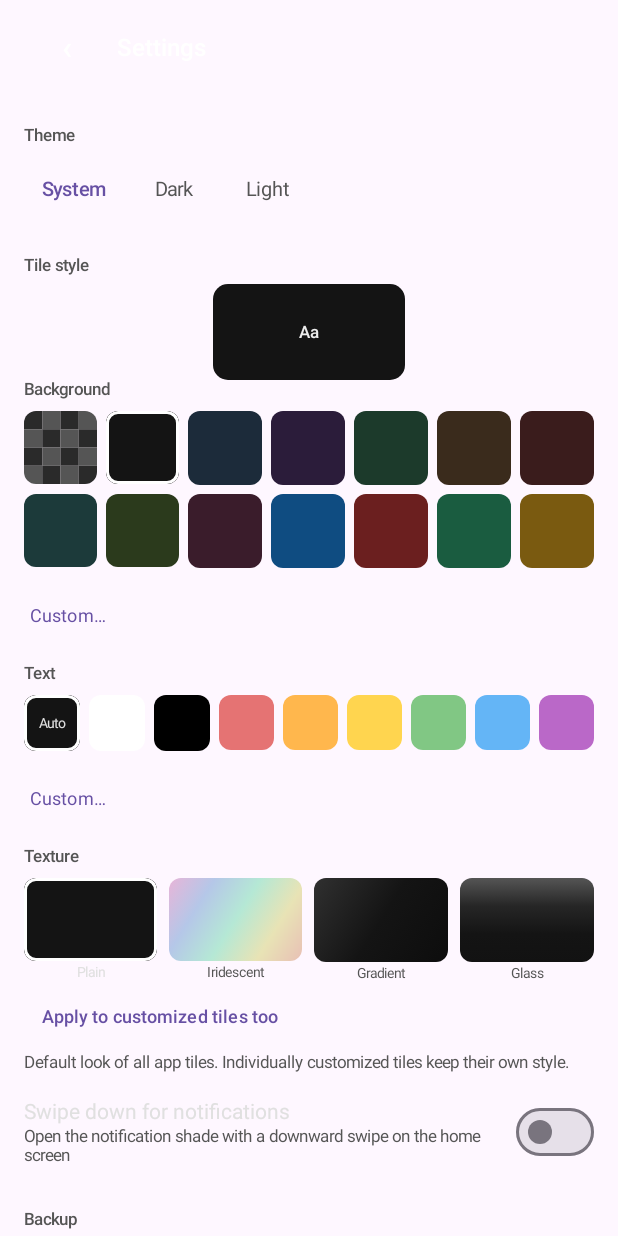
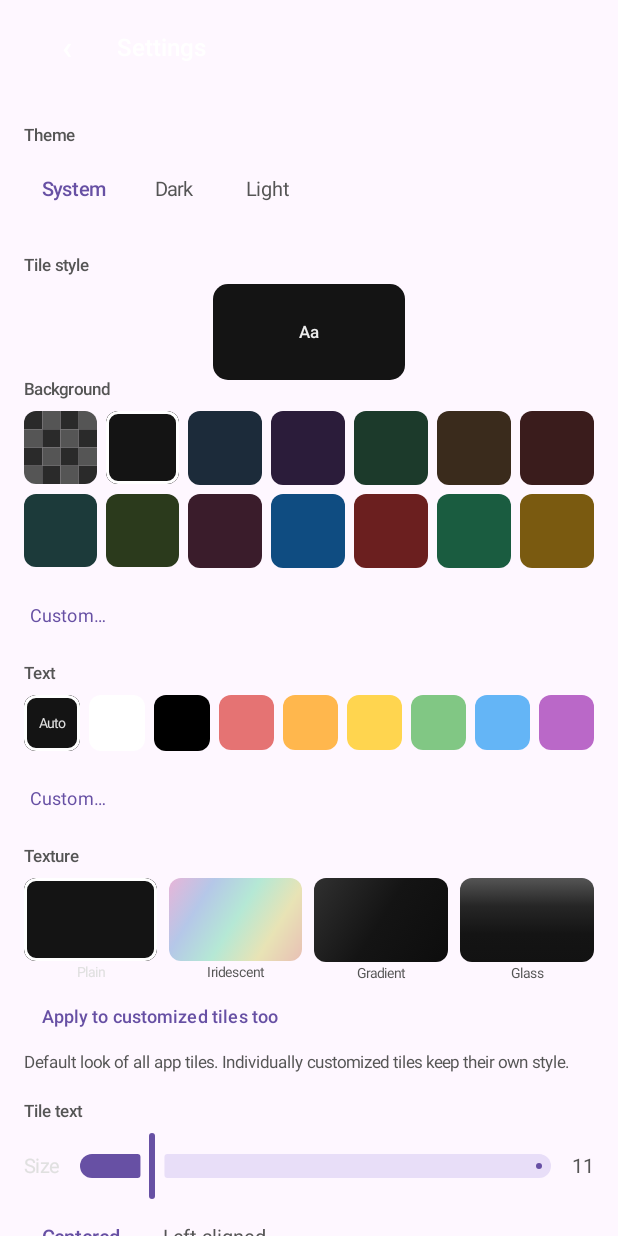
Before and after one commit to MatthieuGrr/quedalle-launcher, an Android app built with Jetpack Compose: the composable SettingsScreen called with empty values, on a phone screen of 412 x 824 dp. Run offline under Robolectric (Android 15) with nearby library versions, the phone set to English and light mode, and no system bars.

Commit message:
feat: adjustable tile text (size, alignment, weight) and launch failure message (v2.3)
Closes #12.

Co-Authored-By: Claude Fable 5.2 <noreply@anthropic.com>
Claude-Session: https://claude.ai/code/session_01LW5d9QJYDvuzqf6eQuhLEo

```diff
--- a/app/build.gradle.kts
+++ b/app/build.gradle.kts
@@ -15,8 +15,8 @@ android {
         applicationId = "dev.mlg.quedalle"
         minSdk = 26
         targetSdk = 36
-        versionCode = 9
-        versionName = "2.2.1"
+        versionCode = 10
+        versionName = "2.3"
     }
 
     buildTypes {
--- a/app/src/main/java/dev/mlg/quedalle/data/TileCodec.kt
+++ b/app/src/main/java/dev/mlg/quedalle/data/TileCodec.kt
@@ -65,6 +65,9 @@ data class LayoutBackup(
     val globalBackground: Int? = null,
     val globalTextColor: Int? = null,
     val globalTexture: String? = null,
+    val tileTextSize: Int? = null,
+    val tileTextAlign: String? = null,
+    val tileTextBold: Boolean? = null,
     val hidden: List<String> = emptyList(),
     val tiles: List<TileDef> = emptyList(),
 )
@@ -104,6 +107,9 @@ object TileCodec {
             globalBackground = obj["globalBackground"]?.jsonPrimitive?.intOrNull,
             globalTextColor = obj["globalTextColor"]?.jsonPrimitive?.intOrNull,
             globalTexture = obj["globalTexture"]?.jsonPrimitive?.contentOrNull,
+            tileTextSize = obj["tileTextSize"]?.jsonPrimitive?.intOrNull,
+            tileTextAlign = obj["tileTextAlign"]?.jsonPrimitive?.contentOrNull,
+            tileTextBold = obj["tileTextBold"]?.jsonPrimitive?.booleanOrNull,
             hidden = obj["hidden"]?.jsonArray?.mapNotNull {
                 try { it.jsonPrimitive.content } catch (_: Exception) { null }
             } ?: emptyList(),
--- /dev/null
+++ b/app/src/main/java/dev/mlg/quedalle/model/TileText.kt
@@ -0,0 +1,25 @@
+package dev.mlg.quedalle.model
+
+/** How tile labels are written, for the whole launcher. */
+data class TileText(
+    val sizeSp: Int = DEFAULT_SIZE_SP,
+    val alignStart: Boolean = false,
+    val bold: Boolean = false,
+) {
+    companion object {
+        const val MIN_SIZE_SP = 9
+        const val MAX_SIZE_SP = 22
+        const val DEFAULT_SIZE_SP = 11
+
+        const val ALIGN_CENTER = "center"
+        const val ALIGN_START = "start"
+
+        fun of(sizeSp: Int?, align: String?, bold: Boolean?) = TileText(
+            sizeSp = (sizeSp ?: DEFAULT_SIZE_SP).coerceIn(MIN_SIZE_SP, MAX_SIZE_SP),
+            alignStart = align == ALIGN_START,
+            bold = bold ?: false,
+        )
+    }
+
+    val alignKey: String get() = if (alignStart) ALIGN_START else ALIGN_CENTER
+}
--- a/app/src/main/java/dev/mlg/quedalle/ui/AppearanceControls.kt
+++ b/app/src/main/java/dev/mlg/quedalle/ui/AppearanceControls.kt
@@ -43,6 +43,8 @@ import dev.mlg.quedalle.ui.theme.LocalQuedallePalette
 import dev.mlg.quedalle.ui.theme.QuedalleColors
 import dev.mlg.quedalle.ui.theme.Textures
 import dev.mlg.quedalle.ui.theme.resolveTileColor
+import dev.mlg.quedalle.ui.theme.tileLabelAlignment
+import dev.mlg.quedalle.ui.theme.tileLabelStyle
 import dev.mlg.quedalle.ui.theme.resolveTileTextColor
 
 private enum class CustomSlot { BACKGROUND, TEXT }
@@ -126,18 +128,15 @@ fun TilePreview(label: String?, background: Int, textColor: Int?, texture: Strin
                 .size(width = 128.dp, height = 64.dp)
                 .clip(RoundedCornerShape(10.dp))
                 .then(if (brush != null) Modifier.background(brush) else Modifier.background(base)),
-            contentAlignment = Alignment.Center,
+            contentAlignment = tileLabelAlignment(),
         ) {
             if (label != null) {
                 Text(
                     text = label,
-                    color = resolveTileTextColor(TileStyle(background, textColor, texture), base),
-                    fontSize = 11.sp,
-                    fontWeight = FontWeight.Medium,
+                    style = tileLabelStyle(resolveTileTextColor(TileStyle(background, textColor, texture), base)),
                     maxLines = 2,
                     overflow = TextOverflow.Ellipsis,
-                    textAlign = TextAlign.Center,
-                    modifier = Modifier.padding(horizontal = 6.dp),
+                    modifier = Modifier.padding(horizontal = 8.dp),
                 )
             }
         }
--- a/app/src/main/java/dev/mlg/quedalle/ui/SettingsScreen.kt
+++ b/app/src/main/java/dev/mlg/quedalle/ui/SettingsScreen.kt
@@ -11,11 +11,13 @@ import androidx.compose.foundation.shape.RoundedCornerShape
 import androidx.compose.foundation.verticalScroll
 import androidx.compose.material3.AlertDialog
 import androidx.compose.material3.MaterialTheme
+import androidx.compose.material3.Slider
 import androidx.compose.material3.Switch
 import androidx.compose.material3.Text
 import androidx.compose.material3.TextButton
 import androidx.compose.runtime.Composable
 import androidx.compose.runtime.getValue
+import androidx.compose.runtime.mutableFloatStateOf
 import androidx.compose.runtime.mutableStateOf
 import androidx.compose.runtime.remember
 import androidx.compose.runtime.setValue
@@ -30,6 +32,8 @@ import dev.mlg.quedalle.R
 import dev.mlg.quedalle.model.AppInfo
 import dev.mlg.quedalle.model.ThemeMode
 import dev.mlg.quedalle.model.TileStyle
+import dev.mlg.quedalle.model.TileText
+import kotlin.math.roundToInt
 import dev.mlg.quedalle.ui.theme.LocalQuedallePalette
 import dev.mlg.quedalle.ui.theme.QuedalleColors
 
@@ -42,6 +46,8 @@ fun SettingsScreen(
     onGlobalTextColor: (Int?) -> Unit,
     onGlobalTexture: (String?) -> Unit,
     onApplyGlobalToAll: () -> Unit,
+    tileText: TileText,
+    onTileText: (TileText) -> Unit,
     swipeDownNotifications: Boolean,
     onSwipeDownChange: (Boolean) -> Unit,
     hiddenApps: List<AppInfo>,
@@ -127,6 +133,26 @@ fun SettingsScreen(
         Text(stringResource(R.string.settings_tile_style_hint),
             color = palette.textMuted, fontSize = 11.sp)
 
+        // ── Tile labels ───────────────────────────────────────────────────────
+        SectionTitle(stringResource(R.string.settings_tile_text))
+        TextSizeSlider(tileText.sizeSp) { onTileText(tileText.copy(sizeSp = it)) }
+        Row(horizontalArrangement = Arrangement.spacedBy(4.dp)) {
+            ThemeOption(stringResource(R.string.text_align_center), !tileText.alignStart) {
+                onTileText(tileText.copy(alignStart = false))
+            }
+            ThemeOption(stringResource(R.string.text_align_start), tileText.alignStart) {
+                onTileText(tileText.copy(alignStart = true))
+            }
+        }
+        Row(horizontalArrangement = Arrangement.spacedBy(4.dp)) {
+            ThemeOption(stringResource(R.string.text_weight_normal), !tileText.bold) {
+                onTileText(tileText.copy(bold = false))
+            }
+            ThemeOption(stringResource(R.string.text_weight_bold), tileText.bold) {
+                onTileText(tileText.copy(bold = true))
+            }
+        }
+
         // ── Gestures ──────────────────────────────────────────────────────────
         Row(
             modifier = Modifier.fillMaxWidth().padding(top = 16.dp, bottom = 8.dp),
@@ -182,6 +208,27 @@ fun SettingsScreen(
     }
 }
 
+/** The slider moves freely; the size is only stored when it lands on a new step. */
+@Composable
+private fun TextSizeSlider(sizeSp: Int, onChange: (Int) -> Unit) {
+    val palette = LocalQuedallePalette.current
+    var position by remember(sizeSp) { mutableFloatStateOf(sizeSp.toFloat()) }
+    Row(verticalAlignment = Alignment.CenterVertically) {
+        Text(stringResource(R.string.text_size), color = palette.textPrimary, fontSize = 13.sp)
+        Slider(
+            value = position,
+            onValueChange = {
+                position = it
+                val step = it.roundToInt()
+                if (step != sizeSp) onChange(step)
+            },
+            valueRange = TileText.MIN_SIZE_SP.toFloat()..TileText.MAX_SIZE_SP.toFloat(),
+            modifier = Modifier.weight(1f).padding(horizontal = 12.dp),
+        )
+        Text("$sizeSp", color = palette.textMuted, fontSize = 13.sp)
+    }
+}
+
 @Composable
 private fun ThemeOption(label: String, selected: Boolean, onClick: () -> Unit) {
     val palette = LocalQuedallePalette.current
--- a/app/src/main/java/dev/mlg/quedalle/ui/theme/Theme.kt
+++ b/app/src/main/java/dev/mlg/quedalle/ui/theme/Theme.kt
@@ -1,5 +1,12 @@
 package dev.mlg.quedalle.ui.theme
 
+import androidx.compose.runtime.compositionLocalOf
+import androidx.compose.ui.Alignment
+import androidx.compose.ui.text.TextStyle
+import androidx.compose.ui.text.font.FontWeight
+import androidx.compose.ui.text.style.TextAlign
+import androidx.compose.ui.unit.sp
+import dev.mlg.quedalle.model.TileText
 import android.app.Activity
 import android.os.Build
 import androidx.compose.foundation.isSystemInDarkTheme
@@ -82,6 +89,27 @@ val LightPalette = QuedallePalette(
 
 val LocalQuedallePalette = staticCompositionLocalOf { DarkPalette }
 
+/** Launcher-wide label settings (size, alignment, weight) of the tiles. */
+val LocalTileText = compositionLocalOf { TileText() }
+
+/** Text style of a tile label, following [LocalTileText]. */
+@Composable
+fun tileLabelStyle(color: Color): TextStyle {
+    val text = LocalTileText.current
+    return TextStyle(
+        color = color,
+        fontSize = text.sizeSp.sp,
+        lineHeight = (text.sizeSp * 1.27f).sp,
+        fontWeight = if (text.bold) FontWeight.Bold else FontWeight.Medium,
+        textAlign = if (text.alignStart) TextAlign.Start else TextAlign.Center,
+    )
+}
+
+/** Where a label sits in its tile, following [LocalTileText]. */
+@Composable
+fun tileLabelAlignment(): Alignment =
+    if (LocalTileText.current.alignStart) Alignment.CenterStart else Alignment.Center
+
 /** Stored tile colors with special meanings and the preset swatches. */
 object QuedalleColors {
     /** Sentinel: "same color as app cards" — resolved per theme at render time. */
--- a/app/src/main/java/dev/mlg/quedalle/viewmodel/LauncherViewModel.kt
+++ b/app/src/main/java/dev/mlg/quedalle/viewmodel/LauncherViewModel.kt
@@ -19,6 +19,7 @@ import dev.mlg.quedalle.model.AppInfo
 import dev.mlg.quedalle.model.ThemeMode
 import dev.mlg.quedalle.model.TileItem
 import dev.mlg.quedalle.model.TileStyle
+import dev.mlg.quedalle.model.TileText
 import dev.mlg.quedalle.model.searchRank
 import kotlinx.coroutines.Dispatchers
 import kotlinx.coroutines.flow.Flow
@@ -48,18 +49,20 @@ data class LauncherUiState(
     val gridRows: Int = AppPreferences.DEFAULT_ROWS,
     val swipeDownNotifications: Boolean = true,
     val globalStyle: TileStyle = TileStyle(),
+    val tileText: TileText = TileText(),
     val hiddenApps: List<AppInfo> = emptyList(),
     /** True until the installed apps have been read once. */
     val isLoading: Boolean = false,
 )
 
-enum class UiMessage { GRID_FULL, EXPORT_SUCCESS, EXPORT_FAILED, IMPORT_SUCCESS, IMPORT_FAILED, SHADE_UNSUPPORTED }
+enum class UiMessage { GRID_FULL, LAUNCH_FAILED, EXPORT_SUCCESS, EXPORT_FAILED, IMPORT_SUCCESS, IMPORT_FAILED, SHADE_UNSUPPORTED }
 
 private data class GridConfig(
     val columns: Int,
     val rows: Int,
     val swipeDown: Boolean,
     val globalStyle: TileStyle,
+    val tileText: TileText,
 )
 private data class SearchState(val query: String, val isActive: Boolean)
 
@@ -88,8 +91,8 @@ class LauncherViewModel(app: Application) : AndroidViewModel(app) {
         .stateIn(viewModelScope, SharingStarted.Eagerly, null)
 
     private val gridConfig: Flow<GridConfig> = combine(
-        prefs.gridColumns, prefs.gridRows, prefs.swipeDownNotifications, prefs.globalStyle
-    ) { cols, rows, swipe, global -> GridConfig(cols, rows, swipe, global) }
+        prefs.gridColumns, prefs.gridRows, prefs.swipeDownNotifications, prefs.globalStyle, prefs.tileText,
+    ) { cols, rows, swipe, global, text -> GridConfig(cols, rows, swipe, global, text) }
 
     private val searchState: Flow<SearchState> = combine(_searchQuery, _isSearchActive) { q, a ->
         SearchState(q, a)
@@ -157,6 +160,7 @@ class LauncherViewModel(app: Application) : AndroidViewModel(app) {
             gridRows    = config.rows,
             swipeDownNotifications = config.swipeDown,
             globalStyle = config.globalStyle,
+            tileText = config.tileText,
             hiddenApps = apps.filter { it.key in hidden },
             isLoading = loadedApps == null,
         )
@@ -250,6 +254,7 @@ class LauncherViewModel(app: Application) : AndroidViewModel(app) {
     fun setGlobalTextColor(color: Int?)    { launchLogged { prefs.setGlobalTextColor(color) } }
     fun setGlobalTexture(texture: String?) { launchLogged { prefs.setGlobalTexture(texture) } }
     fun applyGlobalStyleToAllTiles()       { launchLogged { prefs.applyGlobalStyleToAllTiles() } }
+    fun setTileText(text: TileText)        { launchLogged { prefs.setTileText(text) } }
 
     fun removeTile(id: String) {
         launchLogged { prefs.removeTile(id) }
@@ -307,7 +312,7 @@ class LauncherViewModel(app: Application) : AndroidViewModel(app) {
 
     // ── App actions ──────────────────────────────────────────────────────────
     fun launchApp(app: AppInfo) {
-        repo.launchApp(app)
+        if (!repo.launchApp(app)) _messages.tryEmit(UiMessage.LAUNCH_FAILED)
         if (_isSearchActive.value) clearSearch()
     }
 
--- a/app/src/main/res/values/strings.xml
+++ b/app/src/main/res/values/strings.xml
@@ -59,4 +59,11 @@
     <string name="settings_hidden_apps">Hidden apps</string>
     <string name="settings_hidden_none">No hidden apps. Long-press an app in search results to hide it.</string>
     <string name="settings_version">Quedalle %1$s</string>
+    <string name="msg_launch_failed">Could not open this app</string>
+    <string name="settings_tile_text">Tile text</string>
+    <string name="text_size">Size</string>
+    <string name="text_align_center">Centered</string>
+    <string name="text_align_start">Left-aligned</string>
+    <string name="text_weight_normal">Normal</string>
+    <string name="text_weight_bold">Bold</string>
 </resources>
```
Also changed, not shown: app/src/main/java/dev/mlg/quedalle/data/AppPreferences.kt (+24 -0 lines), app/src/main/java/dev/mlg/quedalle/data/AppRepository.kt (+7 -6 lines), app/src/main/java/dev/mlg/quedalle/ui/LauncherScreen.kt (+13 -0 lines), app/src/main/java/dev/mlg/quedalle/ui/TileGrid.kt (+5 -7 lines), app/src/main/java/dev/mlg/quedalle/ui/TileSheet.kt (+7 -20 lines), 4 other files.
